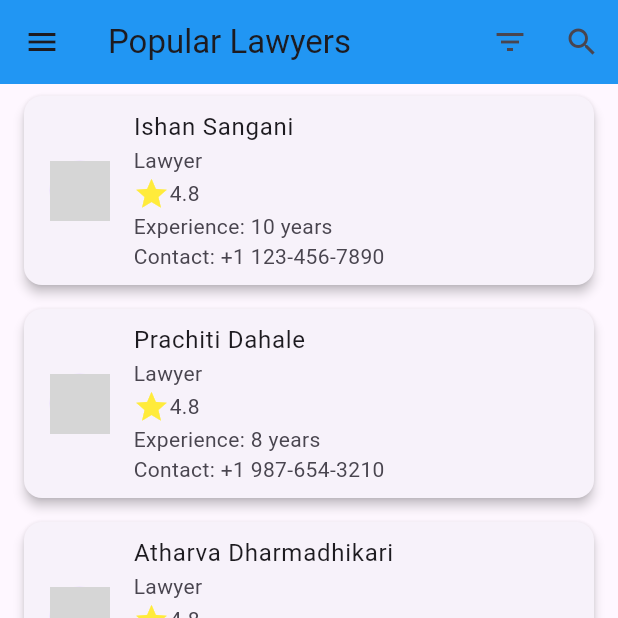
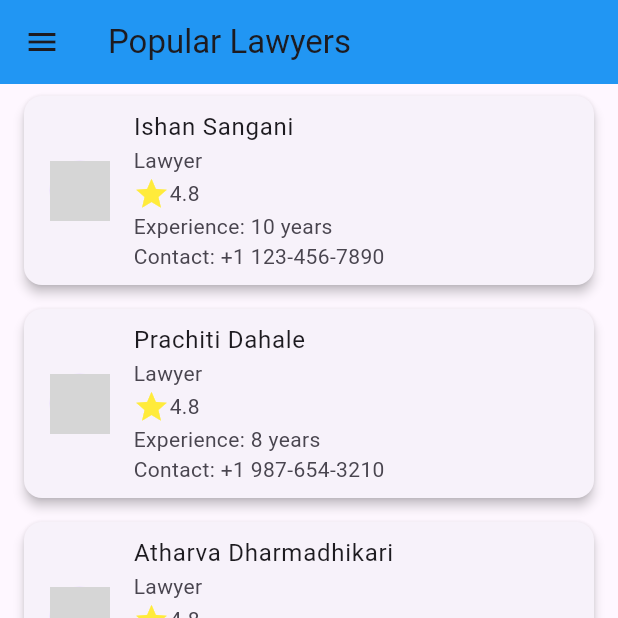
Before and after one commit to IshanSangani/Law-App, a Flutter app: the LawyersListScreen screen opened directly, on a phone screen of 412 x 824 dp, the top half of it. Run offline on Flutter 3.47's test engine with Material 3 defaults, Android fonts, the phone set to English and light mode, and no system bars; our stand-ins replace intro_slider, velocity_x, webview_flutter; grey boxes are pictures that could not be loaded.

```diff
--- a/lib/lawyers.dart
+++ b/lib/lawyers.dart
@@ -1,3 +1,8 @@
+import 'package:flutter/material.dart';
+import 'package:law_app/user_pov.dart';
+import 'chatbot.dart';
+import 'bottom_nav_bar.dart';
+
 import 'package:flutter/material.dart';
 import 'chatbot.dart';
 import 'bottom_nav_bar.dart';
@@ -21,6 +26,8 @@ class Professional {
 }
 
 class LawyersListScreen extends StatefulWidget {
+  const LawyersListScreen({super.key});
+
   @override
   _LawyersListScreenState createState() => _LawyersListScreenState();
 }
@@ -72,29 +79,68 @@ class _LawyersListScreenState extends State<LawyersListScreen> {
         leading: Builder(
           builder: (BuildContext context) {
             return IconButton(
-              icon: const Icon(Icons.menu), // Hamburger menu icon
+              icon: const Icon(Icons.menu),
               onPressed: () {
-                // Open the side menu (drawer) or perform any other action
-                Scaffold.of(context).openDrawer();
+                Scaffold.of(context).openDrawer(); // Open the side menu
               },
             );
           },
         ),
-        actions: [
-          IconButton(
-            icon: const Icon(Icons.filter_list),
-            onPressed: () {
-              // Show filter options
-            },
-          ),
-          IconButton(
-            icon: const Icon(Icons.search),
-            onPressed: () {
-              // Implement search functionality
-            },
-            style: const ButtonStyle(),
-          ),
+        actions: const [
+          // ... (other action buttons)
         ],
+      ),
+      drawer: Drawer(
+        child: ListView(
+          padding: EdgeInsets.zero,
+          children: [
+            const UserAccountsDrawerHeader(
+              accountName: Text('Your Name'), // Replace with actual user name
+              accountEmail: Text('your@email.com'), // Replace with actual email
+              currentAccountPicture: CircleAvatar(
+                backgroundImage: AssetImage(
+                    'assets/profile_picture.jpg'), // Replace with actual profile picture
+                backgroundColor: Colors.white,
+              ),
+              decoration: BoxDecoration(
+                color: Colors.blue,
+              ),
+            ),
+            ListTile(
+              leading: const Icon(Icons.person),
+              title: const Text('Profile'),
+              onTap: () {
+                // Navigate to profile screen
+              },
+            ),
+            ListTile(
+              leading: const Icon(Icons.folder),
+              title:
+                  const Text('Your Filings'), // Add the "Your Filings" option
+              onTap: () {
+                // Implement your filings screen navigation
+                Navigator.push(
+                  context,
+                  MaterialPageRoute(builder: (context) => CaseDetailsPage()),
+                );
+              },
+            ),
+            ListTile(
+              leading: const Icon(Icons.settings),
+              title: const Text('Settings'),
+              onTap: () {
+                // Navigate to settings screen
+              },
+            ),
+            ListTile(
+              leading: const Icon(Icons.exit_to_app),
+              title: const Text('Logout'),
+              onTap: () {
+                // Implement logout functionality
+              },
+            ),
+          ],
+        ),
       ),
       body: ListView.builder(
         itemCount: professionals.length,
@@ -153,7 +199,7 @@ class _LawyersListScreenState extends State<LawyersListScreen> {
             case 2:
               Navigator.push(
                 context,
-                MaterialPageRoute(builder: (context) =>  ChatBotScreen()),
+                MaterialPageRoute(builder: (context) => const ChatBotScreen()),
               );
               break;
             case 3:
--- a/lib/login.dart
+++ b/lib/login.dart
@@ -1,7 +1,8 @@
 import 'package:flutter/material.dart';
 import 'package:law_app/lawyers.dart'; // Importing user.dart
 import 'package:law_app/court.dart'; // Importing user.dart
-import 'package:law_app/select_user_type.dart';
+import 'package:law_app/sign_up.dart';
+
 import '';
 
 class LoginPage extends StatefulWidget {
@@ -89,7 +90,8 @@ class _LoginPageState extends State<LoginPage> {
                     // Navigate to user.dart when the "Create an Account" button is clicked
                     Navigator.push(
                       context,
-                      MaterialPageRoute(builder: (context) => const SelectUserType()),
+                      MaterialPageRoute(
+                          builder: (context) =>  Registration()),
                     );
                   },
                   child: const Text('Create an Account'),
--- a/pubspec.yaml
+++ b/pubspec.yaml
@@ -32,8 +32,8 @@ dependencies:
     sdk: flutter
   intro_slider: ^4.2.1
   webview_flutter: ^3.0.0
-
-
+  http: ^0.13.3
+  velocity_x: ^4.1.2
 
 
 
```
Also changed, not shown: lib/sign_up.dart (+146 -143 lines), pubspec.lock.
